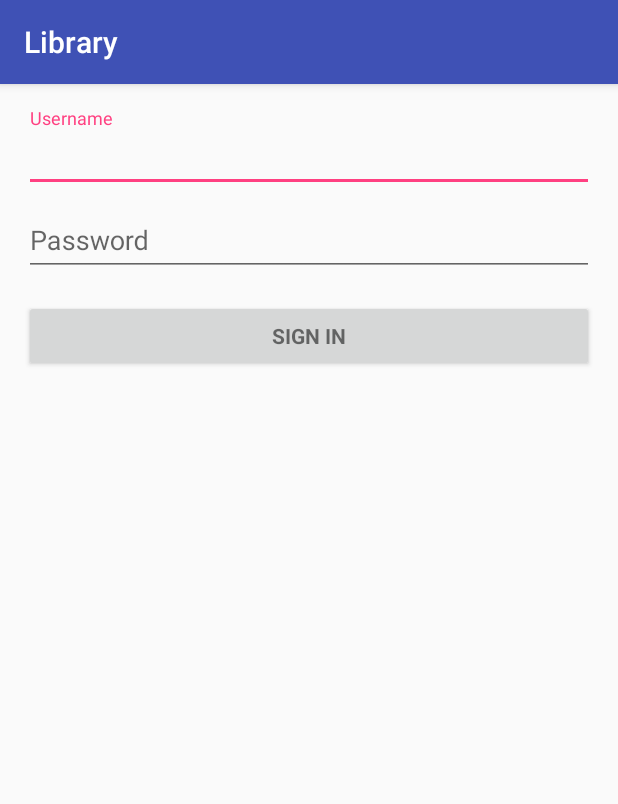
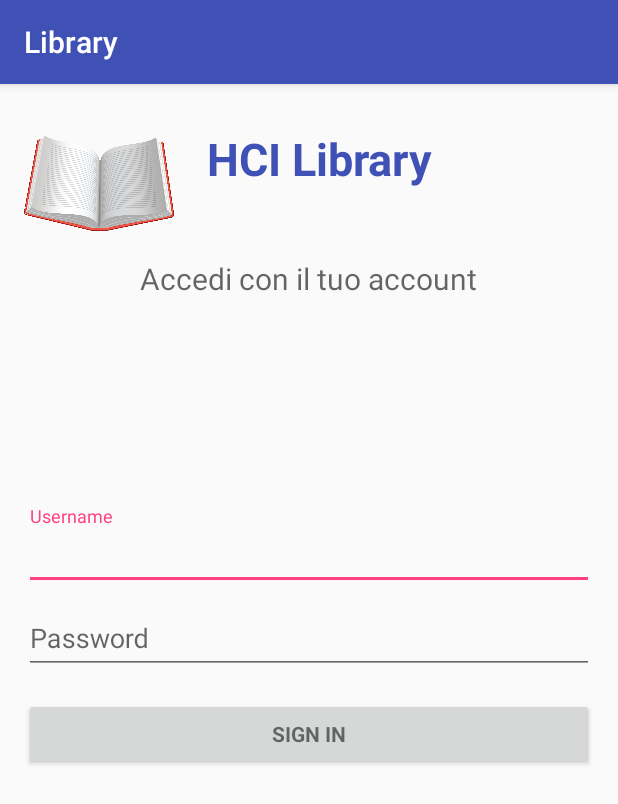
Before and after one commit to nerdiken/IUM, an Android app: the screen it shows after launch (LoginActivity), on a phone screen of 412 x 824 dp. Shown: the top 804 px of the screen. Run offline under Robolectric (Android 15) with nearby library versions, the light colour scheme and no system bars; our stand-ins replace Volley.

Commit message:
Finished Android App

```diff
--- a/Library/app/src/main/AndroidManifest.xml
+++ b/Library/app/src/main/AndroidManifest.xml
@@ -16,7 +16,8 @@
         android:theme="@style/AppTheme">
         <activity
             android:name=".LoginActivity"
-            android:label="@string/app_name">
+            android:label="@string/app_name"
+            android:windowSoftInputMode="adjustNothing">
             <intent-filter>
                 <action android:name="android.intent.action.MAIN" />
 
--- a/Library/app/src/main/java/com/example/axant/library/LoginActivity.java
+++ b/Library/app/src/main/java/com/example/axant/library/LoginActivity.java
@@ -32,6 +32,7 @@ import android.widget.ArrayAdapter;
 import android.widget.AutoCompleteTextView;
 import android.widget.Button;
 import android.widget.EditText;
+import android.widget.ImageView;
 import android.widget.TextView;
 
 import java.util.ArrayList;
@@ -67,6 +68,9 @@ public class LoginActivity extends AppCompatActivity{
     private EditText mPasswordView;
     private View mProgressView;
     private View mLoginFormView;
+    private ImageView mBookImage;
+    private TextView txtAccedi;
+    private TextView txtLibrary;
 
     @Override
     protected void onCreate(Bundle savedInstanceState) {
@@ -108,6 +112,9 @@ public class LoginActivity extends AppCompatActivity{
 
         mLoginFormView = findViewById(R.id.login_form);
         mProgressView = findViewById(R.id.login_progress);
+        mBookImage = (ImageView) findViewById(R.id.bookImage);
+        txtAccedi = (TextView) findViewById(R.id.txtAccedi);
+        txtLibrary = (TextView) findViewById(R.id.txtLibrary);
     }
 
 
@@ -225,6 +232,10 @@ public class LoginActivity extends AppCompatActivity{
             int shortAnimTime = getResources().getInteger(android.R.integer.config_shortAnimTime);
 
             mLoginFormView.setVisibility(show ? View.GONE : View.VISIBLE);
+            txtAccedi.setVisibility(show ? View.GONE : View.VISIBLE);
+            txtLibrary.setVisibility(show ? View.GONE : View.VISIBLE);
+            mBookImage.setVisibility(show ? View.GONE : View.VISIBLE);
+
             mLoginFormView.animate().setDuration(shortAnimTime).alpha(
                     show ? 0 : 1).setListener(new AnimatorListenerAdapter() {
                 @Override
@@ -246,6 +257,9 @@ public class LoginActivity extends AppCompatActivity{
             // and hide the relevant UI components.
             mProgressView.setVisibility(show ? View.VISIBLE : View.GONE);
             mLoginFormView.setVisibility(show ? View.GONE : View.VISIBLE);
+            txtAccedi.setVisibility(show ? View.GONE : View.VISIBLE);
+            txtLibrary.setVisibility(show ? View.GONE : View.VISIBLE);
+            mBookImage.setVisibility(show ? View.GONE : View.VISIBLE);
         }
     }
 
--- a/Library/app/src/main/res/layout/activity_login.xml
+++ b/Library/app/src/main/res/layout/activity_login.xml
@@ -1,4 +1,5 @@
-<LinearLayout xmlns:android="http://schemas.android.com/apk/res/android"
+<RelativeLayout xmlns:android="http://schemas.android.com/apk/res/android"
+    xmlns:app="http://schemas.android.com/apk/res-auto"
     xmlns:tools="http://schemas.android.com/tools"
     android:layout_width="match_parent"
     android:layout_height="match_parent"
@@ -19,10 +20,44 @@
         android:layout_marginBottom="8dp"
         android:visibility="gone" />
 
+    <ImageView
+        app:srcCompat="@drawable/book"
+        android:id="@+id/bookImage"
+        android:layout_width="100dp"
+        android:layout_height="100dp" />
+
+    <TextView
+        android:text="HCI Library"
+        android:layout_width="wrap_content"
+        android:layout_height="wrap_content"
+        android:layout_alignParentTop="true"
+        android:layout_toRightOf="@+id/bookImage"
+        android:layout_toEndOf="@+id/bookImage"
+        android:layout_marginLeft="22dp"
+        android:layout_marginStart="22dp"
+        android:layout_marginTop="13dp"
+        android:id="@+id/txtLibrary"
+        android:textSize="30sp"
+        android:textColor="@color/colorPrimary"
+        android:textStyle="normal|bold" />
+
+    <TextView
+        android:text="Accedi con il tuo account"
+        android:layout_width="wrap_content"
+        android:layout_height="wrap_content"
+        android:id="@+id/txtAccedi"
+        android:textSize="20sp"
+        android:textColor="?android:attr/textColorSecondary"
+        android:layout_below="@+id/bookImage"
+        android:layout_centerHorizontal="true" />
+
     <ScrollView
         android:id="@+id/login_form"
         android:layout_width="match_parent"
-        android:layout_height="205dp">
+        android:layout_height="205dp"
+        android:layout_centerVertical="true"
+        android:layout_alignParentLeft="true"
+        android:layout_alignParentStart="true">
 
         <LinearLayout
             android:id="@+id/email_login_form"
@@ -74,4 +109,4 @@
 
         </LinearLayout>
     </ScrollView>
-</LinearLayout>
+</RelativeLayout>
--- a/Library/app/src/main/res/values/strings.xml
+++ b/Library/app/src/main/res/values/strings.xml
@@ -21,7 +21,7 @@
     <string name="navigation_drawer_close">Close navigation drawer</string>
 
     <string name="action_settings">Settings</string>
-    <string name="base_url">http://192.168.1.88:8000</string>
+    <string name="base_url">http://172.16.91.201:8000</string>
     <string name="api_login">/login</string>
     <string name="api_my_loans">/my_loans</string>
     <string name="api_return">/return_book</string>
```
Also changed, not shown: Library/app/src/main/res/drawable-v21/book.png (added).
